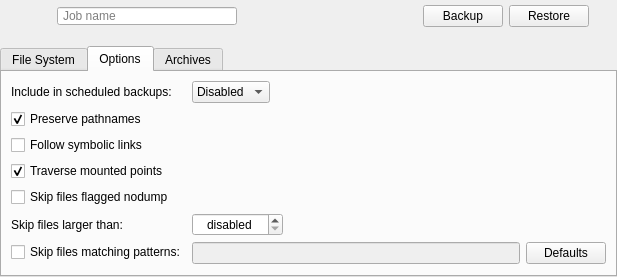
Old version of the form forms/jobwidget.ui in the repository Tarsnap/tarsnap-gui.
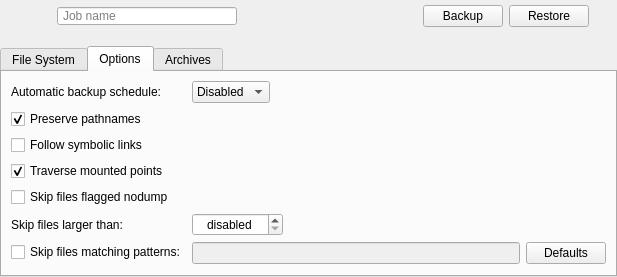
New version of the form. The open tabs and pages were chosen to show the change. Icons and pictures are not drawn. Custom widgets are drawn as their Qt base class.

The edit to the form file:
```diff
--- a/forms/jobwidget.ui
+++ b/forms/jobwidget.ui
@@ -259,7 +259,7 @@
           <string>Set automatic backup frequency for this Job</string>
          </property>
          <property name="text">
-          <string>Include in scheduled backups:</string>
+          <string>Automatic backup schedule:</string>
          </property>
         </widget>
        </item>
```
Left out of the diff: 4 changed lines with no effect on the pictures.
